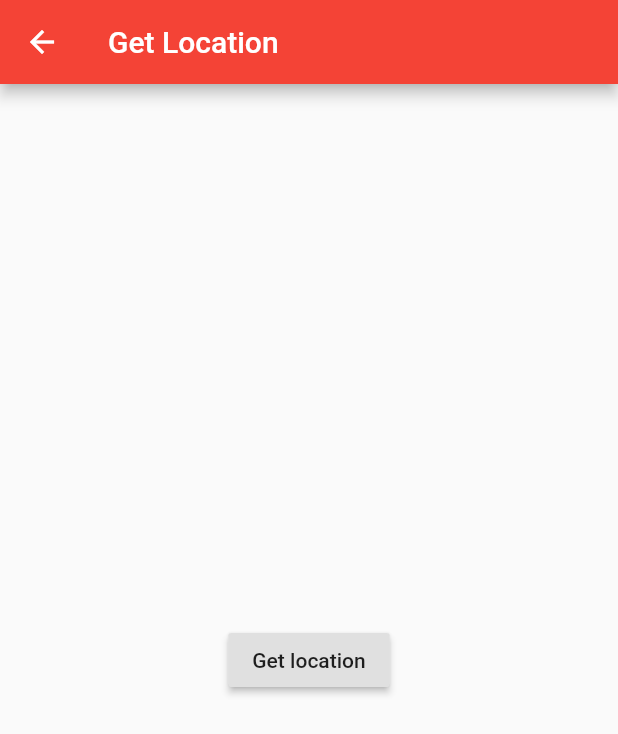
After one commit to devanandp/deva_app, a Flutter app: the GetLocation screen opened directly, after a tap on "Get location", on a phone screen of 412 x 824 dp. The commit adds this screen. Shown: the top 734 px of the screen. Run offline on Flutter 3.47's test engine with Material 2 defaults, Android fonts, the phone set to English and light mode, and no system bars; our stand-ins replace email_validator, geolocator, image_picker, sqflite, validators; accounts and stored records are empty.

Commit message:
Week 2 Assgignment 6 and Week 3 Assignment 1 updated

```diff
--- /dev/null
+++ b/lib/get_location.dart
@@ -0,0 +1,51 @@
+import 'package:flutter/material.dart';
+import 'package:geolocator/geolocator.dart';
+
+class GetLocation extends StatefulWidget {
+  @override
+  _GetLocationState createState() => _GetLocationState();
+}
+
+class _GetLocationState extends State<GetLocation> {
+  Position _currentPosition;
+
+  @override
+  Widget build(BuildContext context) {
+    return Scaffold(
+      appBar: AppBar(
+        title: Text("Get Location"),
+        backgroundColor: Colors.red,
+      ),
+      body: Center(
+        child: Column(
+          mainAxisAlignment: MainAxisAlignment.center,
+          children: <Widget>[
+            RaisedButton(
+              child: Text("Get location"),
+              onPressed: () {
+                _getCurrentLocation();
+              },
+            ),
+            if (_currentPosition != null)
+              Text(
+                  "LATITUDE: ${_currentPosition.latitude}, LONGITUDE: ${_currentPosition.longitude}"),
+          ],
+        ),
+      ),
+    );
+  }
+
+  _getCurrentLocation() {
+    final Geolocator geolocator = Geolocator()..forceAndroidLocationManager;
+
+    geolocator
+        .getCurrentPosition(desiredAccuracy: LocationAccuracy.best)
+        .then((Position position) {
+      setState(() {
+        _currentPosition = position;
+      });
+    }).catchError((e) {
+      print(e);
+    });
+  }
+}
--- a/lib/main.dart
+++ b/lib/main.dart
@@ -1,8 +1,11 @@
 import 'package:deva_app/image_getter.dart';
+import 'package:deva_app/list_view.dart';
 import 'package:flutter/material.dart';
+import 'form_creation.dart';
+import 'get_location.dart';
 void main() {
   runApp(
       MaterialApp(
-          home: Imagepicker()
+          home: Listviewer()
       ));
 }
--- a/pubspec.yaml
+++ b/pubspec.yaml
@@ -27,6 +27,7 @@ dependencies:
   email_validator:
   validators: ^2.0.0+1
   image_picker: any
+  geolocator: ^5.1.3
 
 
   # The following adds the Cupertino Icons font to your application.
```
Also changed, not shown: lib/db_structure.dart (renamed from lib/dbstructure.dart, +11 -1 lines), lib/list_view.dart (+44 -13 lines), assets/images/Add_to_Cart.png (added), lib/list_model.dart (renamed from lib/listmodel.dart), pubspec.lock, 3 other files.
